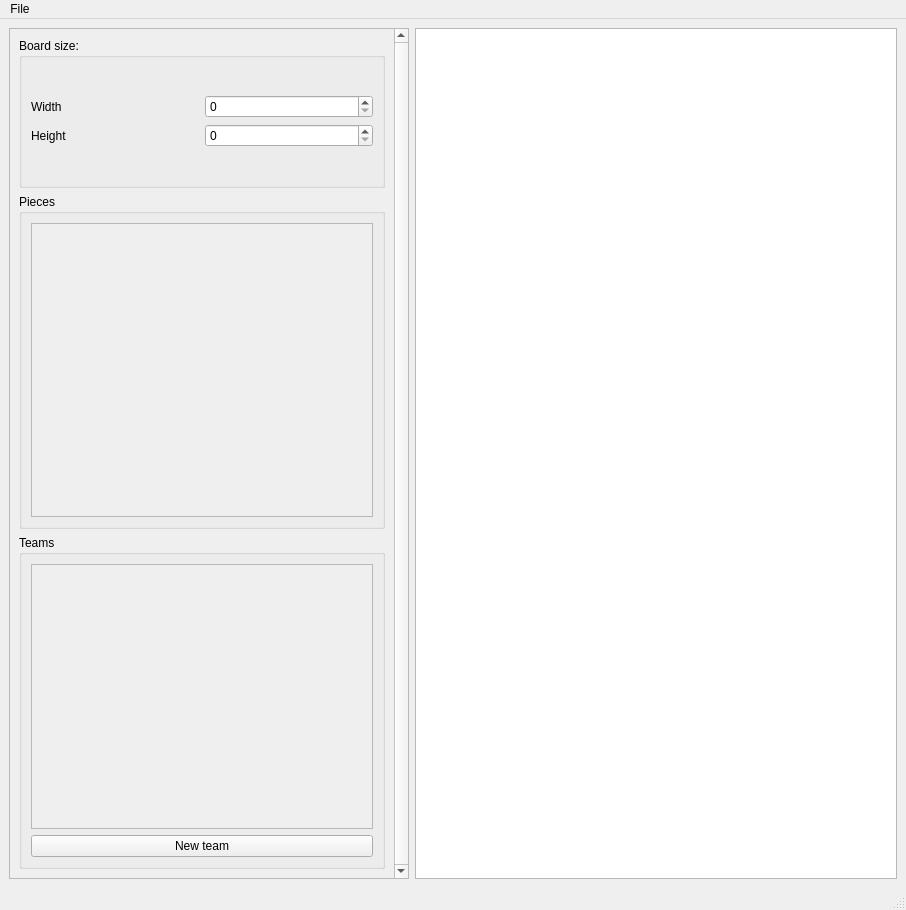
Qt form tools/board_editor/ui_source/board_editor.ui (Bruno-Ed-cs/normal_chess) before a commit.
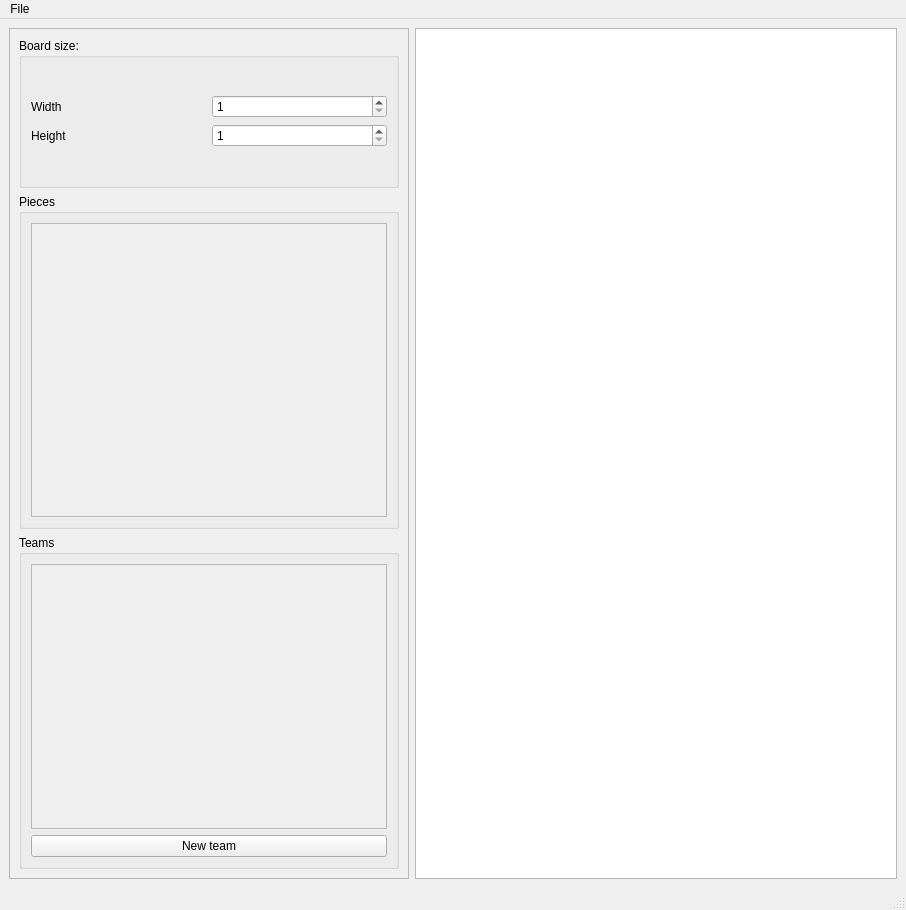
The same form after that commit.

```diff
--- a/tools/board_editor/ui_source/board_editor.ui
+++ b/tools/board_editor/ui_source/board_editor.ui
@@ -35,7 +35,7 @@
          </size>
         </property>
         <property name="verticalScrollBarPolicy">
-         <enum>Qt::ScrollBarPolicy::ScrollBarAlwaysOn</enum>
+         <enum>Qt::ScrollBarPolicy::ScrollBarAsNeeded</enum>
         </property>
         <property name="horizontalScrollBarPolicy">
          <enum>Qt::ScrollBarPolicy::ScrollBarAsNeeded</enum>
@@ -51,7 +51,7 @@
           <rect>
            <x>0</x>
            <y>0</y>
-           <width>384</width>
+           <width>398</width>
            <height>840</height>
           </rect>
          </property>
@@ -89,6 +89,9 @@
                    </item>
                    <item>
                     <widget class="QSpinBox" name="spinBox_width">
+                     <property name="minimum">
+                      <number>1</number>
+                     </property>
                      <property name="maximum">
                       <number>500</number>
                      </property>
@@ -107,6 +110,9 @@
                    </item>
                    <item>
                     <widget class="QSpinBox" name="spinBox_height">
+                     <property name="minimum">
+                      <number>1</number>
+                     </property>
                      <property name="maximum">
                       <number>500</number>
                      </property>
@@ -141,7 +147,7 @@
                    <rect>
                     <x>0</x>
                     <y>0</y>
-                    <width>338</width>
+                    <width>352</width>
                     <height>281</height>
                    </rect>
                   </property>
@@ -189,7 +195,7 @@
               <property name="minimumSize">
                <size>
                 <width>0</width>
-                <height>300</height>
+                <height>0</height>
                </size>
               </property>
               <property name="title">
@@ -209,7 +215,7 @@
                    <property name="minimumSize">
                     <size>
                      <width>0</width>
-                     <height>150</height>
+                     <height>0</height>
                     </size>
                    </property>
                    <property name="widgetResizable">
@@ -220,7 +226,7 @@
                      <rect>
                       <x>0</x>
                       <y>0</y>
-                      <width>336</width>
+                      <width>350</width>
                       <height>246</height>
                      </rect>
                     </property>
```
Left out of the diff: 2 changed lines with no effect on the pictures.
